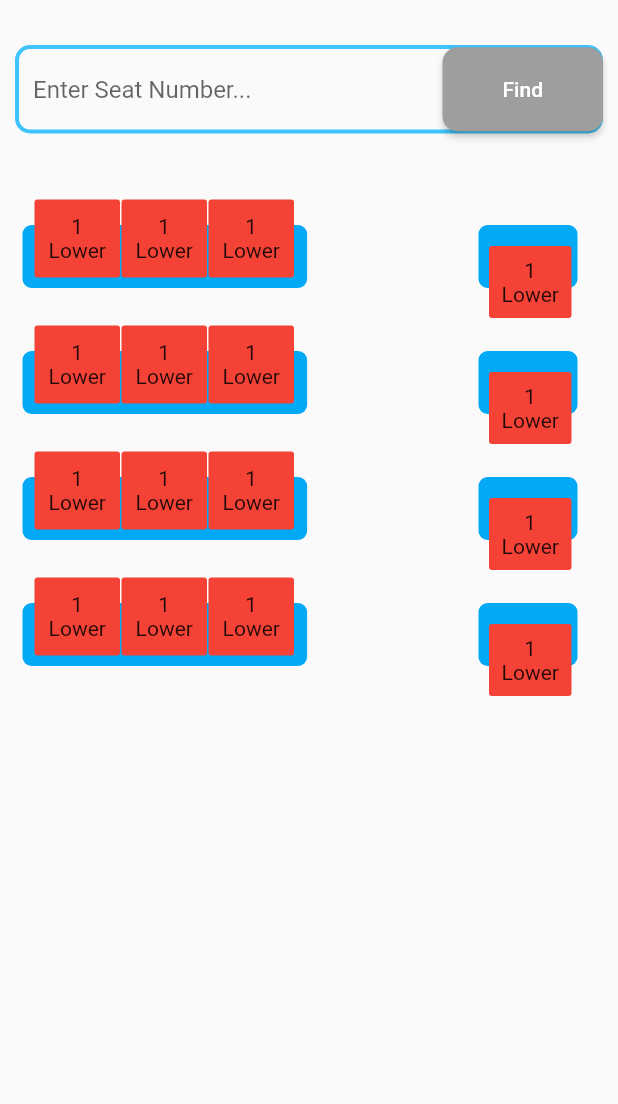
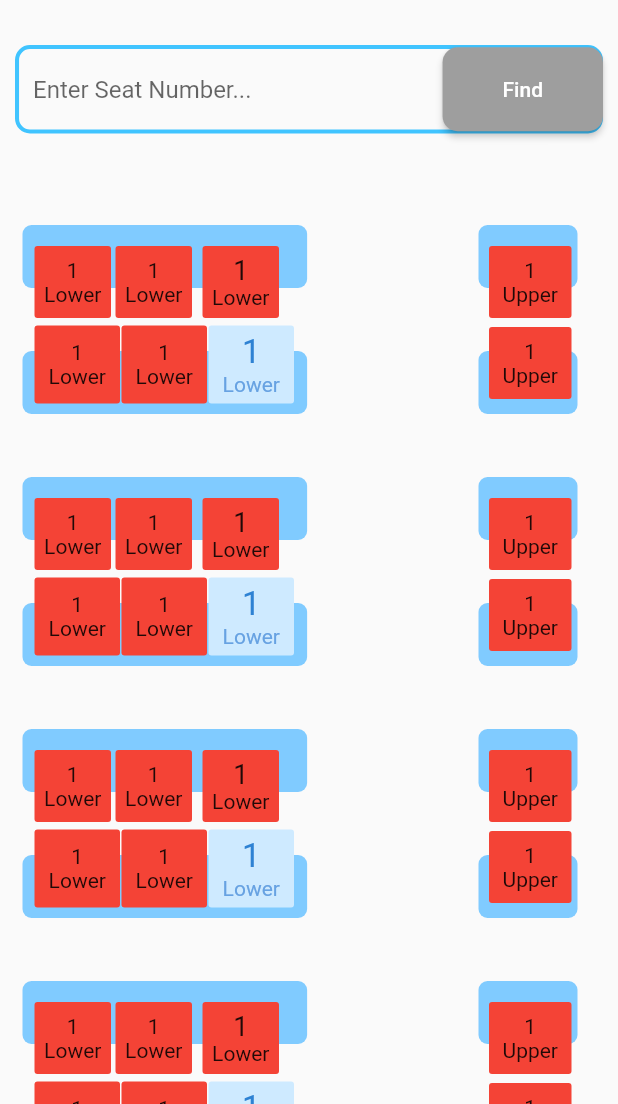
Before and after one commit to ShashiKha9/seat_finder, a Flutter app: the screen it shows after launch, on a phone screen of 412 x 824 dp, the part 132-1236 px from its top. Run offline on Flutter 3.47's test engine with Material 2 defaults, Android fonts, the phone set to English and light mode, and no system bars; our stand-ins replace bloc, equatable.

Commit message:
screen ui done

```diff
--- a/lib/screens/seat_finder_screen.dart
+++ b/lib/screens/seat_finder_screen.dart
@@ -69,7 +69,7 @@ class _SeatFinderScreenState extends State<SeatFinderScreen> {
   TextField textField() {
     return
       TextField(
-              style: TextStyle(color: Colors.lightBlue),
+              style: TextStyle(color: Colors.lightBlueAccent),
               controller: _seatNoController,
               decoration: InputDecoration(
                 hintText: "Enter Seat Number...",
@@ -86,7 +86,7 @@ class _SeatFinderScreenState extends State<SeatFinderScreen> {
                 ),
                 suffixIcon: ElevatedButton(
                   style: ElevatedButton.styleFrom(
-                    backgroundColor: _seatNoController.text.isNotEmpty? Colors.lightBlueAccent:Colors.grey,
+                    backgroundColor: _seatNoController.text.isNotEmpty? Color(0xff80cbff):Colors.grey,
                       padding: EdgeInsets.symmetric(horizontal: 40.0, vertical: 20.0),
                     shape: RoundedRectangleBorder(
                       borderRadius: BorderRadius.circular(10.0),
@@ -132,18 +132,32 @@ class _SeatFinderScreenState extends State<SeatFinderScreen> {
                           itemBuilder: (context,index){
                             final _isSelected=_isSelectedIndexes.contains(index);
                             var seat = allSeats[index];
-                            return Row(
+                            return Column(
+                              crossAxisAlignment: CrossAxisAlignment.start,
+                              children: [
+                                Row(
+                                  children: [
+                                    customSeatWidget(3,false),
+                                    Spacer(),
+                                    customSeatWidget(1,false),
+                                  ],
+                                ),
 
+                                Row(
                                   children: [
                                     customSeatWidget(3,true),
                                     Spacer(),
-                                customSeatWidget(1,false),
+                                    customSeatWidget(1,true),
+                                  ],
+                                ),
+
 
 
 
 
 
                               ],
+
                             );
                           }),
          ),
@@ -186,12 +200,15 @@ class _SeatFinderScreenState extends State<SeatFinderScreen> {
 
   customSeatWidget(int numberSeats,bool isReverted){
     return
-     numberSeats==3? Container(
+     Column(
+       children: [
+     numberSeats==3 && isReverted==false ?
+     Container(
           height: 84,
           width: 273,
           child: CustomPaint(
               painter: RoundedRectanglePainter(),
-            child: isReverted==false?Stack(
+              child:  Stack(
                 clipBehavior: Clip.none,
                 children:[
                  Positioned(
@@ -255,8 +272,18 @@ class _SeatFinderScreenState extends State<SeatFinderScreen> {
 
 
                 ],
+              )
+
+          ),
        ):
-            Stack(
+
+   numberSeats==3 && isReverted==true?
+    Container(  //true
+       height: 84,
+       width: 273,
+       child: CustomPaint(
+           painter: RoundedRectanglePainter(),
+           child: Stack(
              clipBehavior: Clip.none,
              children:[
                Positioned(
@@ -305,13 +332,13 @@ class _SeatFinderScreenState extends State<SeatFinderScreen> {
                    width: 57,
                    decoration: BoxDecoration(
                        borderRadius: BorderRadius.circular(2),
-                        color: Colors.red
+                       color: Color(0xffceeaff)
                    ),
                    child: Column(
                      mainAxisAlignment: MainAxisAlignment.center,
                      children: [
-                        Text("1"),
-                        Text("Lower")
+                       Text("1",style: TextStyle(color: Color(0xff2e82d3),fontSize: 22),),
+                       Text("Lower",style: TextStyle(color: Color(0xff67a2e2)),)
                      ],
                    ),
                  ),
@@ -323,7 +350,9 @@ class _SeatFinderScreenState extends State<SeatFinderScreen> {
 
        ),
 
-      ):Container(
+     ) :
+       numberSeats==1 && isReverted==false?
+   Container(
        height: 84,
        width: 108,
        child: CustomPaint(
@@ -346,7 +375,7 @@ class _SeatFinderScreenState extends State<SeatFinderScreen> {
                      mainAxisAlignment: MainAxisAlignment.center,
                      children: [
                        Text("1"),
-                       Text("Lower")
+                       Text("Upper")
                      ],
                    ),
                  ),
@@ -358,7 +387,45 @@ class _SeatFinderScreenState extends State<SeatFinderScreen> {
            )
 
        ),
+     ):
+       Container(
+         height: 84,
+         width: 108,
+         child: CustomPaint(
+             painter: RoundedRectanglePainter(),
+             child: Stack(
+               clipBehavior: Clip.none,
+               children:[
 
+                 Positioned(
+                   top: 5,
+                   left: 22,
+                   child: Container(
+                     height: 48,
+                     width: 55,
+                     decoration: BoxDecoration(
+                         borderRadius: BorderRadius.circular(2),
+                         color: Colors.red
+                     ),
+                     child: Column(
+                       mainAxisAlignment: MainAxisAlignment.center,
+                       children: [
+                         Text("1"),
+                         Text("Upper")
+                       ],
+                     ),
+                   ),
+                 ),
+
+
+
+               ],
+             )
+
+         ),
+       )
+
+       ]
      );
 
   }
@@ -386,7 +453,7 @@ class RoundedRectanglePainter extends CustomPainter {
   @override
   void paint(Canvas canvas, Size size) {
     final paint=Paint()
-    ..color=Colors.lightBlue
+    ..color=Color(0xff80CBFF)
     ..strokeWidth=10
     ..style=PaintingStyle.fill;
     final a=Offset(15, size.height* 1/4);
```
Lines whose indentation alone changed are shown as unchanged.
